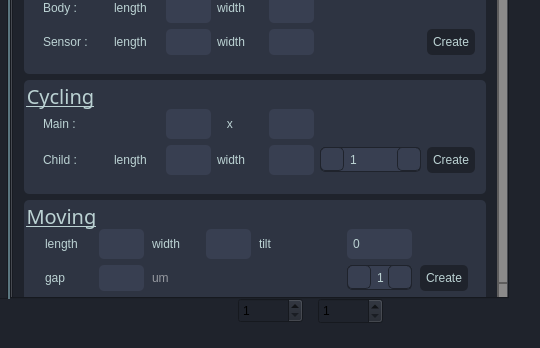
Old version of the form mainwindow.ui in the repository pandix73/qtgraphics; both pictures show x 742 to 1282 and y 348 to 696 of the 1282 by 696 pixel window.
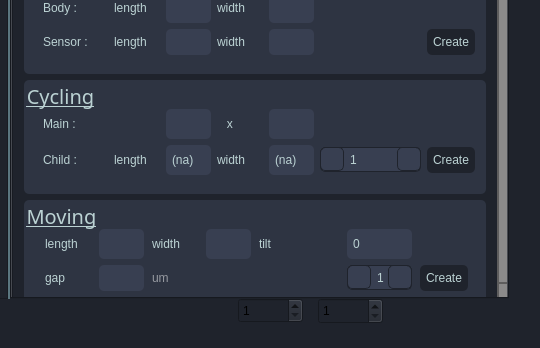
New version of the form. Icons and pictures are not drawn.

Commit message:
(some inputs on the user interface are not used for now)
* merge : only use the "create button"
* cycling : child input is not connected
* heater : lenght is actually layer for now

Diff of the .ui file:
```diff
--- a/mainwindow.ui
+++ b/mainwindow.ui
@@ -1906,6 +1906,9 @@
                 <height>16777215</height>
                </size>
               </property>
+              <property name="text">
+               <string>(na)</string>
+              </property>
              </widget>
             </item>
             <item row="1" column="0">
@@ -2125,7 +2128,7 @@
                </size>
               </property>
               <property name="text">
-               <string/>
+               <string>(na)</string>
               </property>
              </widget>
             </item>
```
